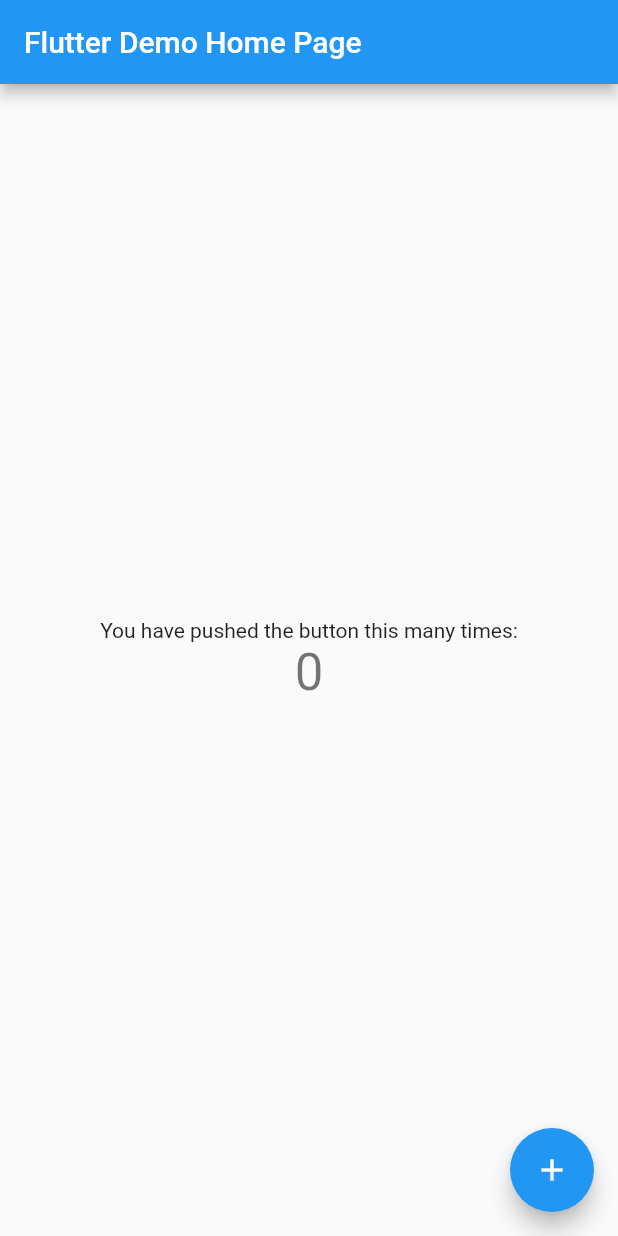
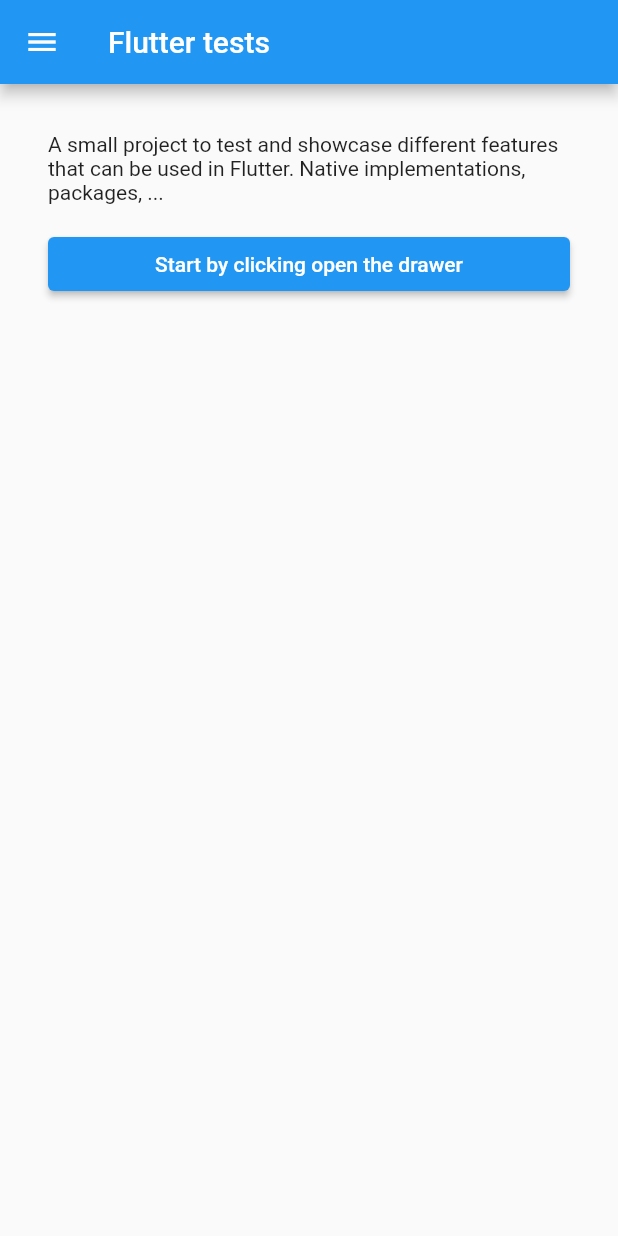
Before and after one commit to YasinYavuzOrdina/flutter_feature_testing, a Flutter app: the screen it shows after launch, on a phone screen of 412 x 824 dp. Run offline on Flutter 3.47's test engine with Material 2 defaults, Android fonts, the phone set to English and light mode, and no system bars; our stand-ins replace camera; missing offline and left inert: camera_web.

Commit message:
Camera page added

```diff
--- a/lib/main.dart
+++ b/lib/main.dart
@@ -1,115 +1,34 @@
+import 'package:camera/camera.dart';
 import 'package:flutter/material.dart';
+import 'package:flutter_feature_testing/pages/camera.dart';
+import 'package:flutter_feature_testing/pages/home.dart';
 
-void main() {
-  runApp(const MyApp());
+Future<void> main() async {
+  WidgetsFlutterBinding.ensureInitialized();
+  // Obtain a list of the available cameras on the device.
+  final cameras = await availableCameras();
+  runApp(MyApp(cameras: cameras));
 }
 
 class MyApp extends StatelessWidget {
-  const MyApp({Key? key}) : super(key: key);
+  final List<CameraDescription> cameras;
+
+  const MyApp({Key? key, required this.cameras}) : super(key: key);
 
   // This widget is the root of your application.
   @override
   Widget build(BuildContext context) {
     return MaterialApp(
-      title: 'Flutter Demo',
+      title: 'Flutter Feature Testing',
       theme: ThemeData(
-        // This is the theme of your application.
-        //
-        // Try running your application with "flutter run". You'll see the
-        // application has a blue toolbar. Then, without quitting the app, try
-        // changing the primarySwatch below to Colors.green and then invoke
-        // "hot reload" (press "r" in the console where you ran "flutter run",
-        // or simply save your changes to "hot reload" in a Flutter IDE).
-        // Notice that the counter didn't reset back to zero; the application
-        // is not restarted.
         primarySwatch: Colors.blue,
       ),
-      home: const MyHomePage(title: 'Flutter Demo Home Page'),
+      home: const HomePage(),
+      routes: <String, WidgetBuilder>{
+        CameraPage.route: (context) => CameraPage(
+              cameras: cameras,
+            ),
+      },
     );
   }
 }
-
-class MyHomePage extends StatefulWidget {
-  const MyHomePage({Key? key, required this.title}) : super(key: key);
-
-  // This widget is the home page of your application. It is stateful, meaning
-  // that it has a State object (defined below) that contains fields that affect
-  // how it looks.
-
-  // This class is the configuration for the state. It holds the values (in this
-  // case the title) provided by the parent (in this case the App widget) and
-  // used by the build method of the State. Fields in a Widget subclass are
-  // always marked "final".
-
-  final String title;
-
-  @override
-  State<MyHomePage> createState() => _MyHomePageState();
-}
-
-class _MyHomePageState extends State<MyHomePage> {
-  int _counter = 0;
-
-  void _incrementCounter() {
-    setState(() {
-      // This call to setState tells the Flutter framework that something has
-      // changed in this State, which causes it to rerun the build method below
-      // so that the display can reflect the updated values. If we changed
-      // _counter without calling setState(), then the build method would not be
-      // called again, and so nothing would appear to happen.
-      _counter++;
-    });
-  }
-
-  @override
-  Widget build(BuildContext context) {
-    // This method is rerun every time setState is called, for instance as done
-    // by the _incrementCounter method above.
-    //
-    // The Flutter framework has been optimized to make rerunning build methods
-    // fast, so that you can just rebuild anything that needs updating rather
-    // than having to individually change instances of widgets.
-    return Scaffold(
-      appBar: AppBar(
-        // Here we take the value from the MyHomePage object that was created by
-        // the App.build method, and use it to set our appbar title.
-        title: Text(widget.title),
-      ),
-      body: Center(
-        // Center is a layout widget. It takes a single child and positions it
-        // in the middle of the parent.
-        child: Column(
-          // Column is also a layout widget. It takes a list of children and
-          // arranges them vertically. By default, it sizes itself to fit its
-          // children horizontally, and tries to be as tall as its parent.
-          //
-          // Invoke "debug painting" (press "p" in the console, choose the
-          // "Toggle Debug Paint" action from the Flutter Inspector in Android
-          // Studio, or the "Toggle Debug Paint" command in Visual Studio Code)
-          // to see the wireframe for each widget.
-          //
-          // Column has various properties to control how it sizes itself and
-          // how it positions its children. Here we use mainAxisAlignment to
-          // center the children vertically; the main axis here is the vertical
-          // axis because Columns are vertical (the cross axis would be
-          // horizontal).
-          mainAxisAlignment: MainAxisAlignment.center,
-          children: <Widget>[
-            const Text(
-              'You have pushed the button this many times:',
-            ),
-            Text(
-              '$_counter',
-              style: Theme.of(context).textTheme.headline4,
-            ),
-          ],
-        ),
-      ),
-      floatingActionButton: FloatingActionButton(
-        onPressed: _incrementCounter,
-        tooltip: 'Increment',
-        child: const Icon(Icons.add),
-      ), // This trailing comma makes auto-formatting nicer for build methods.
-    );
-  }
-}
--- /dev/null
+++ b/lib/pages/home.dart
@@ -0,0 +1,41 @@
+import 'package:flutter/material.dart';
+import 'package:flutter_feature_testing/widgets/drawer.dart';
+
+class HomePage extends StatefulWidget {
+  static const String route = '/';
+  const HomePage({Key? key}) : super(key: key);
+
+  @override
+  State<HomePage> createState() => _HomePageState();
+}
+
+class _HomePageState extends State<HomePage> {
+  final GlobalKey<ScaffoldState> _scaffoldKey = new GlobalKey<ScaffoldState>();
+
+  @override
+  Widget build(BuildContext context) {
+    return Scaffold(
+      key: _scaffoldKey,
+      appBar: AppBar(
+        title: const Text('Flutter tests'),
+      ),
+      drawer: buildDrawer(context, HomePage.route),
+      body: Padding(
+        padding: const EdgeInsets.all(32.0),
+        child:
+            Column(crossAxisAlignment: CrossAxisAlignment.stretch, children: [
+          const Text(
+              'A small project to test and showcase different features that can be used in Flutter. Native implementations, packages, ...'),
+          const SizedBox(
+            height: 16.0,
+          ),
+          ElevatedButton(
+              onPressed: () {
+                _scaffoldKey.currentState?.openDrawer();
+              },
+              child: const Text('Start by clicking open the drawer'))
+        ]),
+      ),
+    );
+  }
+}
--- /dev/null
+++ b/lib/widgets/drawer.dart
@@ -0,0 +1,36 @@
+import 'package:flutter/material.dart';
+import 'package:flutter_feature_testing/pages/camera.dart';
+import 'package:flutter_feature_testing/pages/home.dart';
+
+Widget _buildMenuItem(
+    BuildContext context, Widget title, String routeName, String currentRoute) {
+  var isSelected = routeName == currentRoute;
+
+  return ListTile(
+    title: title,
+    selected: isSelected,
+    onTap: () {
+      if (isSelected) {
+        Navigator.pop(context);
+      } else {
+        Navigator.pushReplacementNamed(context, routeName);
+      }
+    },
+  );
+}
+
+Drawer buildDrawer(BuildContext context, String currentRoute) {
+  return Drawer(
+    child: ListView(
+      children: [
+        const DrawerHeader(
+          child: Text('Flutter Tests'),
+        ),
+        _buildMenuItem(
+            context, const Text('Home'), HomePage.route, currentRoute),
+        _buildMenuItem(
+            context, const Text('Camera'), CameraPage.route, currentRoute)
+      ],
+    ),
+  );
+}
--- a/pubspec.yaml
+++ b/pubspec.yaml
@@ -34,6 +34,7 @@
   # The following adds the Cupertino Icons font to your application.
   # Use with the CupertinoIcons class for iOS style icons.
   cupertino_icons: ^1.0.2
+  camera: ^0.9.4+18
 
 dev_dependencies:
   flutter_test:
```
Also changed, not shown: lib/generated_plugin_registrant.dart (added, +16 -0 lines), lib/pages/camera.dart (added, +153 -0 lines), lib/pages/mapandcamerademo/map.dart (added, +15 -0 lines), 10 other files.
